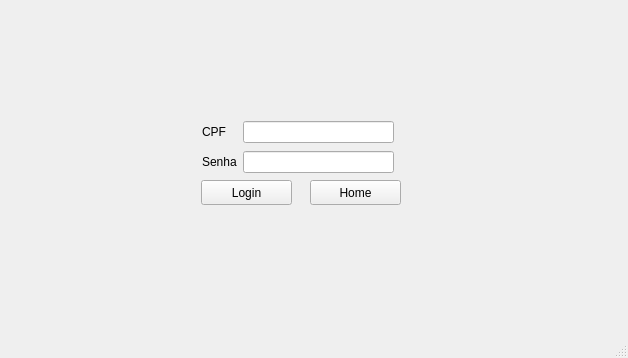
PedroAugustoRamalhoDuarte/Trabalho-TP1, file ui/viewAutenticacao.ui: the form before one commit.
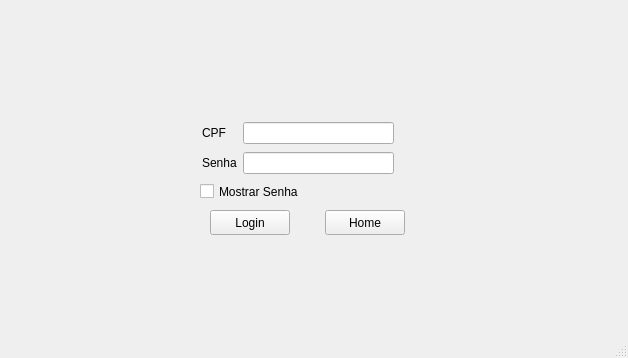
The form after the commit.

Commit message: Sistema de ocultar senha

What changed in the file:
```diff
--- a/ui/viewAutenticacao.ui
+++ b/ui/viewAutenticacao.ui
@@ -17,9 +17,9 @@
    <widget class="QPushButton" name="Login">
     <property name="geometry">
      <rect>
-      <x>201</x>
-      <y>180</y>
-      <width>91</width>
+      <x>210</x>
+      <y>210</y>
+      <width>80</width>
       <height>25</height>
      </rect>
     </property>
@@ -30,9 +30,9 @@
    <widget class="QPushButton" name="Home">
     <property name="geometry">
      <rect>
-      <x>310</x>
-      <y>180</y>
-      <width>91</width>
+      <x>325</x>
+      <y>210</y>
+      <width>80</width>
       <height>25</height>
      </rect>
     </property>
@@ -44,7 +44,7 @@
     <property name="geometry">
      <rect>
       <x>202</x>
-      <y>119</y>
+      <y>120</y>
       <width>223</width>
       <height>58</height>
      </rect>
@@ -110,6 +110,19 @@
      </item>
     </layout>
    </widget>
+   <widget class="QCheckBox" name="showPassword">
+    <property name="geometry">
+     <rect>
+      <x>200</x>
+      <y>180</y>
+      <width>124</width>
+      <height>23</height>
+     </rect>
+    </property>
+    <property name="text">
+     <string>Mostrar Senha</string>
+    </property>
+   </widget>
   </widget>
   <widget class="QMenuBar" name="menubar">
    <property name="geometry">
```
The commit also changes 6 other files.
